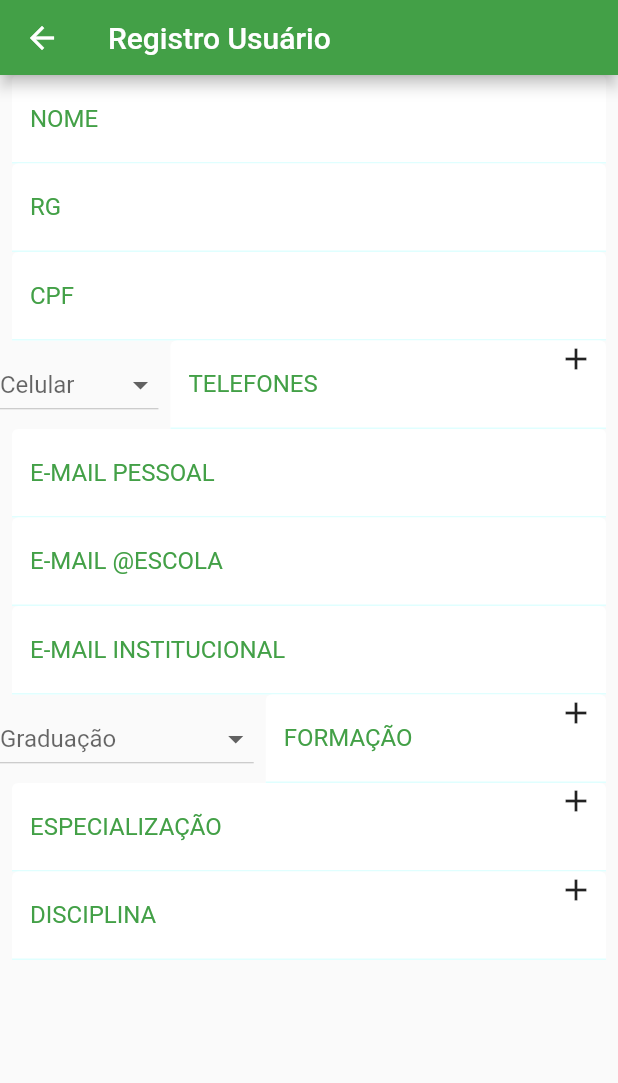
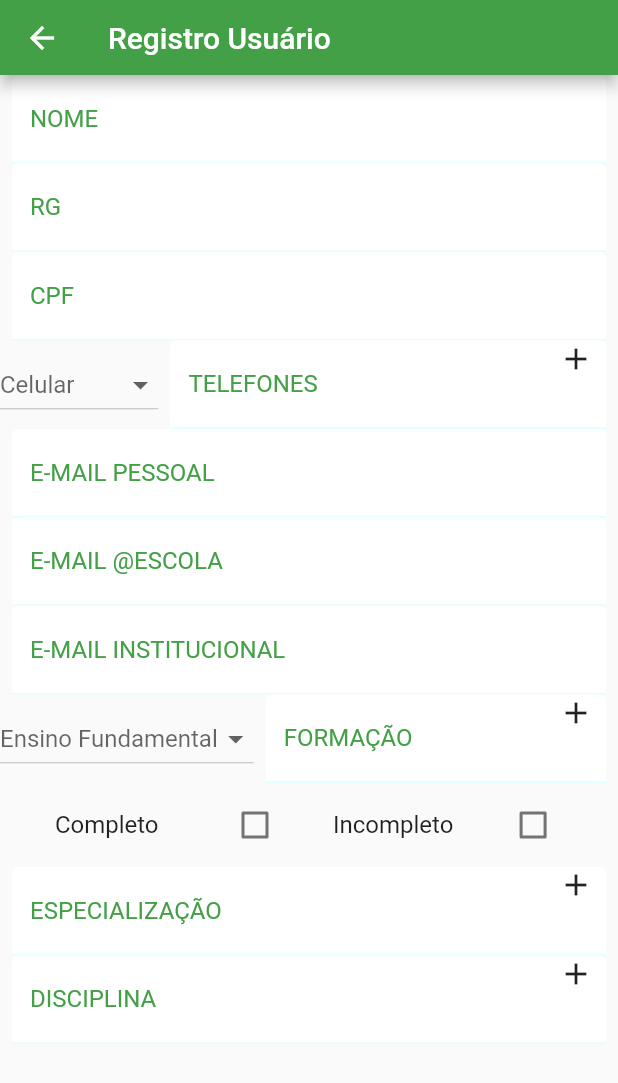
Before and after one commit to eversonevo/colegio_juventude, a Flutter app: the RegistrationPage screen opened by its route, on a phone screen of 412 x 824 dp. Shown: the top 1083 px of the screen. Run offline on Flutter 3.47's test engine with Material 2 defaults, Android fonts, the phone set to English and light mode, and no system bars; our stand-ins replace get.

Commit message:
quse certo

```diff
--- /dev/null
+++ b/lib/app/models/graduation.dart
@@ -0,0 +1,16 @@
+
+class Graduation {
+
+  Graduation({required type}):_type = type;
+
+  String _type;
+
+  // ignore: unnecessary_getters_setters
+  set type(String t) => _type = t;
+
+  // ignore: unnecessary_getters_setters
+  String get type => _type;
+
+
+
+}
--- a/lib/app/modules/registration/registration_controller.dart
+++ b/lib/app/modules/registration/registration_controller.dart
@@ -1,3 +1,4 @@
+import 'package:colegio_juventude/app/models/graduation.dart';
 import 'package:colegio_juventude/app/modules/registration/widgtes/register_dropdown_form.dart';
 import 'package:colegio_juventude/app/modules/registration/widgtes/register_dropdown_phone.dart';
 import 'package:flutter/material.dart';
@@ -21,7 +22,9 @@ class RegistrationController extends GetxController {
   // substituir listForm1,2,3,4,5  Cria um array d arrays
   RxList<List<String>> graphArray = List.generate(5, (index) => ['Ensino Fundamental','Ensino Médio','Graduação']).obs;
 
-  RxList<String> itemFormation = ['Graduação'].obs;
+  RxList<Graduation> grad = [Graduation(type: 'Ensino Fundamental')].obs;
+
+  //RxList<String> itemFormation = ['Graduação'].obs;
 /*
 
 ALGUNS ERROS AINDA
@@ -157,8 +160,8 @@ ALGUNS ERROS AINDA
   }
 
   Widget? createDropDownFormation(int index){
-      print('teste '+graphArray[0][0].toString());
-      if (index == 0) {
+      print('teste '+graphArray[4][0].toString());
+      /*if (index == 0) {
         return RegisterDropdownForm(items: graphArray[0],itemForm: itemFormation[0],index: index,);
         //return RegisterDropdownForm(items: listForm1,itemForm: itemFormation1.value,index: index,);
       }else if (index == 1){
@@ -169,8 +172,12 @@ ALGUNS ERROS AINDA
         return RegisterDropdownForm(items: graphArray[3],itemForm: itemFormation[0],index: index,);
       }else{
         return RegisterDropdownForm(items: graphArray[4],itemForm: itemFormation[0],index: index,);
-      }
+      }*/
+
+      return RegisterDropdownForm(items: graphArray[index],itemForm: graphArray[index][0],index: index,);
+
 
   }
 
+
 }
--- a/lib/app/modules/registration/registration_page.dart
+++ b/lib/app/modules/registration/registration_page.dart
@@ -84,44 +84,32 @@ class RegistrationPage extends GetView<RegistrationController> {
                                           child: Row(
                                             children: [
                                               Obx(() => Visibility(
-                                                visible: controller.itemFormation[0] == 'Ensino Fundamental' ? true : false,
                                                 child: Expanded(
-                                                  child: Visibility(
-                                                    visible: controller.checkedIncompleto.value != true,
                                                   child: CheckboxListTile(
                                             title: const Text('Completo'),
-                                            //subtitle: const Text('A computer science portal for geeks.'),
-                                            //secondary: const Icon(Icons.code),
                                             autofocus: false,
                                             activeColor: Colors.green,
                                             checkColor: Colors.white,
                                             value: controller.checkedCompleto.value,
-                                            onChanged: (bool? v){
+                                            onChanged: controller.checkedIncompleto.value ? null : (bool? v){
                                                   controller.checkedCompleto.value = v!;
                                             },
 
                                           ),
                                                 ),
-                                                ),
                                               ),),
                                           Obx(() => Visibility(
-                                            visible: controller.itemFormation[0] == 'Ensino Fundamental' ? true : false,
                                             child: Expanded(
-                                              child: Visibility(
-                                                visible: controller.checkedCompleto.value != true,
                                               child: CheckboxListTile(
                                                 title: const Text('Incompleto'),
-                                                  //subtitle: const Text('A computer science portal for geeks.'),
-                                                  //secondary: const Icon(Icons.code),
                                                 autofocus: false,
                                                 activeColor: Colors.green,
                                                 checkColor: Colors.white,
                                                 value: controller.checkedIncompleto.value,
-                                                  onChanged: (bool? v){
+                                                onChanged: controller.checkedCompleto.value ? null : (bool? v){
                                                   controller.checkedIncompleto.value = v!;
                                             },
 
-                                                ),
                                               ),
                                             ),
                                           ),),
@@ -139,8 +127,11 @@ class RegistrationPage extends GetView<RegistrationController> {
                                       child: Padding(
                                           padding: const EdgeInsets.only(right: 8),
                                           child: GestureDetector(onTap: (){
-                                            if (controller.listFormation.length < 5)
+                                            if (controller.listFormation.length < 5){
                                               controller.listFormation.add(TextEditingController());
+                                              //controller.itemFormation.add(item);
+                                            }
+
                                             controller.itemCountForm.value+=1;
                                             //RegisterFields(label: 'TELEFONES', hintText: 'telefones', controllerTextField: controller.telefoneController);
                                           }, child: const Icon(Icons.add)),
--- a/lib/app/modules/registration/widgtes/register_dropdown_form.dart
+++ b/lib/app/modules/registration/widgtes/register_dropdown_form.dart
@@ -1,5 +1,6 @@
 import 'package:colegio_juventude/app/modules/registration/registration_controller.dart';
 import 'package:flutter/material.dart';
+import 'package:get/get.dart';
 import 'package:get/get_state_manager/src/simple/get_view.dart';
 
 class RegisterDropdownForm extends GetView<RegistrationController> {
@@ -28,44 +29,46 @@ class RegisterDropdownForm extends GetView<RegistrationController> {
                                                     child: Text(value),
                                             );
                                             }).toList(),
-                                            hint: Text(_itemForm),
+                                            hint: Obx(() => Text(controller.graphArray[_index][0]),), /// está correto só não está atualizando automaticamente
                                             onChanged: (value) {
                                               if (_index == 0) {
-                                                controller.itemFormation[0] = value!;
+                                                controller.graphArray[_index][_index] = value!;
+                                                print('eee '+controller.graphArray[_index][0]);
                                                 //if (controller.itemFormation1.value == "Ensino Fundamental" || controller.itemFormation1.value == "Ensino Médio")
-                                                if (controller.itemFormation[0] == "Ensino Fundamental" || controller.itemFormation[0] == "Ensino Médio")
-                                                  controller.listFormation[_index].text = 'Ensino completo';
+                                                if (controller.graphArray[_index][0] == "Ensino Fundamental" || controller.graphArray[_index][0] == "Ensino Médio"){
+                                                  controller.listFormation[_index].text = 'Ensino Regular';
+                                                }
                                                 else
                                                   controller.listFormation[_index].text = '';
                                               } else if (_index == 1) {
                                                 //controller.itemFormation2.value = value!;
-                                                controller.itemFormation[0] = value!;
+                                                controller.graphArray[_index][0] = value!;
                                                 //if (controller.itemFormation1.value == "Ensino Fundamental" || controller.itemFormation1.value == "Ensino Médio")
-                                                if (controller.itemFormation[0] == "Ensino Fundamental" || controller.itemFormation[0] == "Ensino Médio")
-                                                  controller.listFormation[_index].text = 'Ensino completo';
+                                                if (controller.graphArray[_index][0] == "Ensino Fundamental" || controller.graphArray[_index][0] == "Ensino Médio")
+                                                  controller.listFormation[_index].text = 'Ensino Regular';
                                                 else
                                                   controller.listFormation[_index].text = '';
                                               } else if (_index == 2) {
-                                                controller.itemFormation[0] = value!;
+                                                controller.graphArray[_index][0] = value!;
                                                 //if (controller.itemFormation1.value == "Ensino Fundamental" || controller.itemFormation1.value == "Ensino Médio")
-                                                if (controller.itemFormation[0] == "Ensino Fundamental" || controller.itemFormation[0] == "Ensino Médio")
-                                                  controller.listFormation[_index].text = 'Ensino completo';
+                                                if (controller.graphArray[_index][0] == "Ensino Fundamental" || controller.graphArray[_index][0] == "Ensino Médio")
+                                                  controller.listFormation[_index].text = 'Ensino Regular';
                                                 else
                                                   controller.listFormation[_index].text = '';
                                                 //controller.itemFormation3.value = value!;
                                               } else if (_index == 3) {
-                                                controller.itemFormation[0] = value!;
+                                                controller.graphArray[_index][0] = value!;
                                                 //if (controller.itemFormation1.value == "Ensino Fundamental" || controller.itemFormation1.value == "Ensino Médio")
-                                                if (controller.itemFormation[0] == "Ensino Fundamental" || controller.itemFormation[0] == "Ensino Médio")
-                                                  controller.listFormation[_index].text = 'Ensino completo';
+                                                if (controller.graphArray[_index][0] == "Ensino Fundamental" || controller.graphArray[_index][0] == "Ensino Médio")
+                                                  controller.listFormation[_index].text = 'Ensino Regular';
                                                 else
                                                   controller.listFormation[_index].text = '';
                                                 //controller.itemFormation4.value = value!;
                                               } else if (_index == 4) {
-                                                controller.itemFormation[0] = value!;
+                                                controller.graphArray[_index][0] = value!;
                                                 //if (controller.itemFormation1.value == "Ensino Fundamental" || controller.itemFormation1.value == "Ensino Médio")
-                                                if (controller.itemFormation[0] == "Ensino Fundamental" || controller.itemFormation[0] == "Ensino Médio")
-                                                  controller.listFormation[_index].text = 'Ensino completo';
+                                                if (controller.graphArray[_index][0] == "Ensino Fundamental" || controller.graphArray[_index][0] == "Ensino Médio")
+                                                  controller.listFormation[_index].text = 'Ensino Regular';
                                                 else
                                                   controller.listFormation[_index].text = '';
                                                 //controller.itemFormation5.value = value!;
--- a/lib/app/modules/registration/widgtes/register_fields.dart
+++ b/lib/app/modules/registration/widgtes/register_fields.dart
@@ -25,6 +25,7 @@ class RegisterFields extends GetView<RegistrationController> {
                           controller.verifyDatas();
                         },
                         controller: _controllerTextField,
+                        enabled: true,
                         autofocus: false,
                         decoration: InputDecoration(
                           focusedBorder: UnderlineInputBorder(
```
Lines whose indentation alone changed are shown as unchanged.
